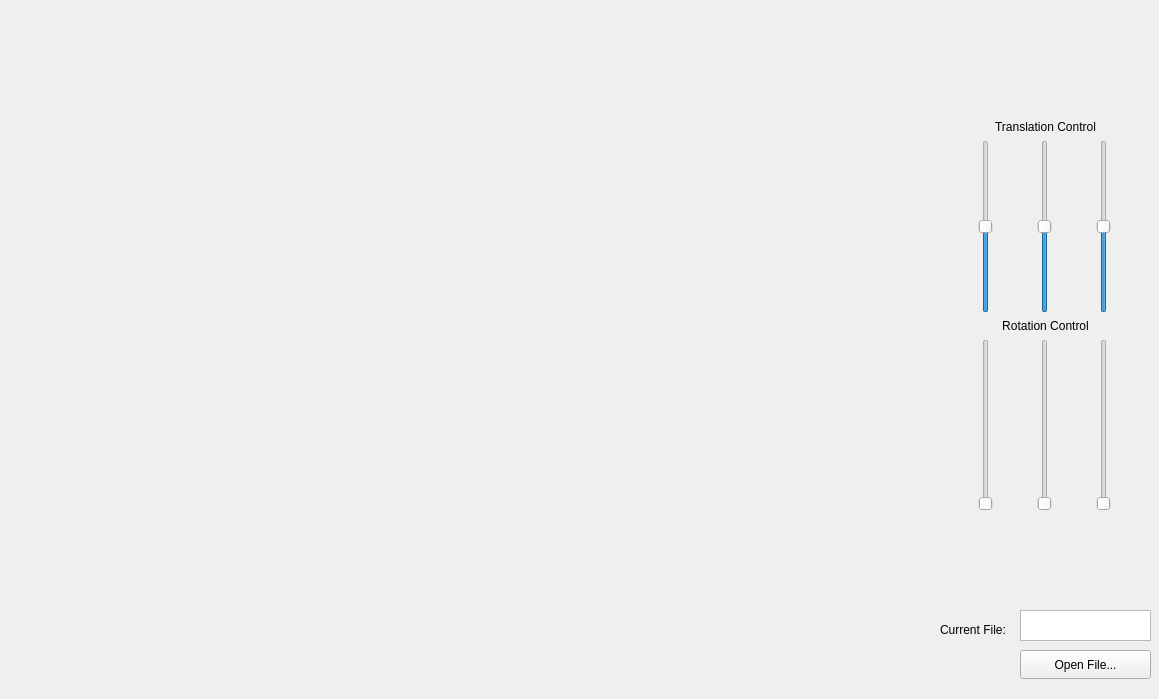
amorphousmd/RobotSimulationGUI, file Display3DModel/mainwindow.ui: the form before one commit.
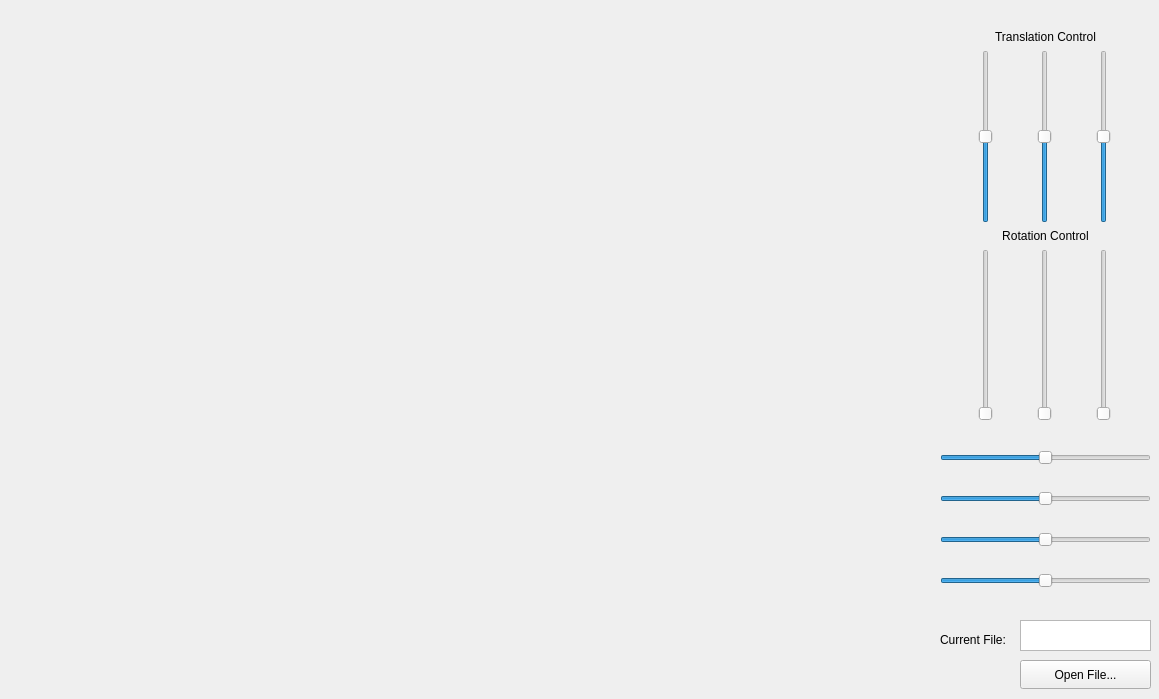
The form after the commit.

```diff
--- a/Display3DModel/mainwindow.ui
+++ b/Display3DModel/mainwindow.ui
@@ -30,7 +30,7 @@
    <property name="geometry">
     <rect>
      <x>940</x>
-     <y>120</y>
+     <y>30</y>
      <width>211</width>
      <height>391</height>
     </rect>
@@ -151,7 +151,7 @@
    <property name="geometry">
     <rect>
      <x>1020</x>
-     <y>650</y>
+     <y>660</y>
      <width>131</width>
      <height>29</height>
     </rect>
@@ -164,7 +164,7 @@
    <property name="geometry">
     <rect>
      <x>1020</x>
-     <y>610</y>
+     <y>620</y>
      <width>131</width>
      <height>31</height>
     </rect>
@@ -174,7 +174,7 @@
    <property name="geometry">
     <rect>
      <x>940</x>
-     <y>620</y>
+     <y>630</y>
      <width>81</width>
      <height>20</height>
     </rect>
@@ -183,6 +183,70 @@
     <string>Current File:</string>
    </property>
   </widget>
+  <widget class="QWidget" name="verticalLayoutWidget">
+   <property name="geometry">
+    <rect>
+     <x>940</x>
+     <y>430</y>
+     <width>211</width>
+     <height>181</height>
+    </rect>
+   </property>
+   <layout class="QVBoxLayout" name="verticalLayout_5">
+    <item>
+     <widget class="QSlider" name="horizontalSliderJ1">
+      <property name="minimum">
+       <number>-180</number>
+      </property>
+      <property name="maximum">
+       <number>180</number>
+      </property>
+      <property name="orientation">
+       <enum>Qt::Horizontal</enum>
+      </property>
+     </widget>
+    </item>
+    <item>
+     <widget class="QSlider" name="horizontalSliderJ2">
+      <property name="minimum">
+       <number>-180</number>
+      </property>
+      <property name="maximum">
+       <number>180</number>
+      </property>
+      <property name="orientation">
+       <enum>Qt::Horizontal</enum>
+      </property>
+     </widget>
+    </item>
+    <item>
+     <widget class="QSlider" name="horizontalSliderJ3">
+      <property name="minimum">
+       <number>-180</number>
+      </property>
+      <property name="maximum">
+       <number>180</number>
+      </property>
+      <property name="orientation">
+       <enum>Qt::Horizontal</enum>
+      </property>
+     </widget>
+    </item>
+    <item>
+     <widget class="QSlider" name="horizontalSliderJ4">
+      <property name="minimum">
+       <number>-180</number>
+      </property>
+      <property name="maximum">
+       <number>180</number>
+      </property>
+      <property name="orientation">
+       <enum>Qt::Horizontal</enum>
+      </property>
+     </widget>
+    </item>
+   </layout>
+  </widget>
  </widget>
  <resources/>
  <connections/>
```
